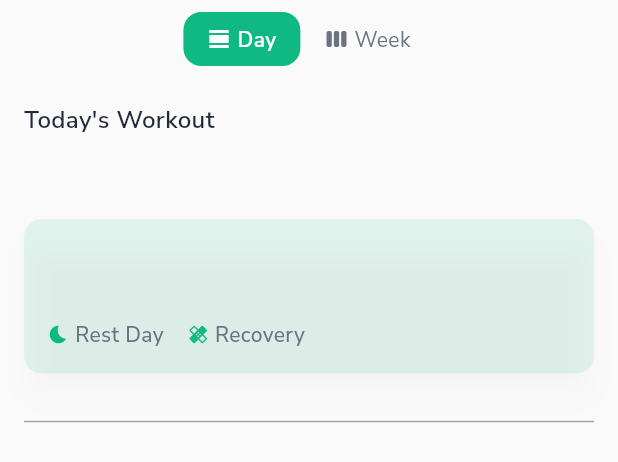
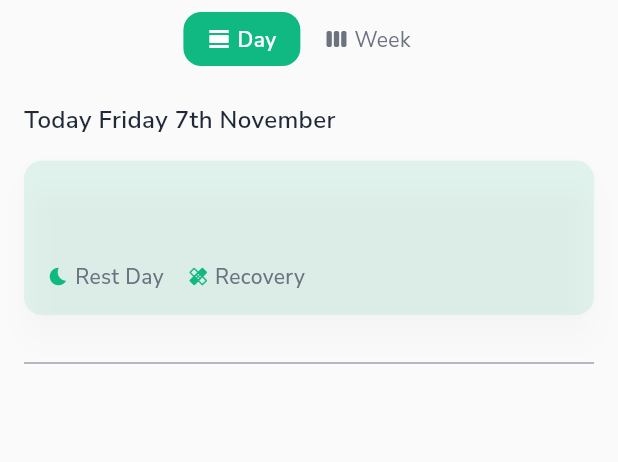
Before and after one commit to mahmoudal99/moctarnutrition, a Flutter app: the WeekViewWidget widget shown alone on an empty page, opened directly with empty values, on a phone screen of 412 x 824 dp. Shown: the top 462 px of the screen. Run offline on Flutter 3.47's test engine with Material 3 defaults, Android fonts, the phone set to English and light mode, and no system bars; our stand-ins replace auth_buttons, cached_network_image, cloud_firestore, confetti, firebase_auth, firebase_core and 18 more; missing offline and left inert: flutter_floating_bottom_bar, flutter_stripe, mobile_scanner, openfoodfacts; accounts and stored records are empty; project files that could hold a hidden picture were left out.

Commit message:
Improve workout screen design

```diff
--- a/lib/features/workouts/presentation/widgets/daily_workout_card.dart
+++ b/lib/features/workouts/presentation/widgets/daily_workout_card.dart
@@ -18,15 +18,6 @@ class DailyWorkoutCard extends StatelessWidget {
     return Column(
       crossAxisAlignment: CrossAxisAlignment.start,
       children: [
-        Text(
-          dailyWorkout.dayName,
-          style: AppTextStyles.bodyMedium.copyWith(
-            fontWeight: FontWeight.w600,
-            color:
-                isToday ? AppConstants.primaryColor : AppConstants.textPrimary,
-          ),
-        ),
-        const SizedBox(height: AppConstants.spacingM),
         Card(
           margin: const EdgeInsets.only(bottom: AppConstants.spacingS),
           elevation: 8,
--- a/lib/features/workouts/presentation/widgets/week_view_widget.dart
+++ b/lib/features/workouts/presentation/widgets/week_view_widget.dart
@@ -1,4 +1,5 @@
 import 'package:flutter/material.dart';
+import 'package:intl/intl.dart';
 import 'package:provider/provider.dart';
 import '../../../../core/constants/app_constants.dart';
 import '../../../../shared/models/workout_plan_model.dart';
@@ -26,6 +27,10 @@ class WeekViewWidget extends StatelessWidget {
 
   @override
   Widget build(BuildContext context) {
+    final now = DateTime.now();
+    final todayLabel =
+        '${DateFormat('EEEE').format(now)} ${now.day}${_getDaySuffix(now.day)} ${DateFormat('MMMM').format(now)}';
+
     return Consumer<WorkoutProvider>(
       builder: (context, workoutProvider, child) {
         return SafeArea(
@@ -49,7 +54,7 @@ class WeekViewWidget extends StatelessWidget {
                           if (todayWorkout != null &&
                               !workoutProvider.isEditMode) ...[
                             Text(
-                              "Today's Workout",
+                              'Today $todayLabel',
                               style: AppTextStyles.heading5.copyWith(
                                 fontWeight: FontWeight.w600,
                               ),
@@ -124,4 +129,23 @@ class WeekViewWidget extends StatelessWidget {
       },
     );
   }
+
+  String _getDaySuffix(int day) {
+    if (day < 1 || day > 31) {
+      return '';
+    }
+    if (day >= 11 && day <= 13) {
+      return 'th';
+    }
+    switch (day % 10) {
+      case 1:
+        return 'st';
+      case 2:
+        return 'nd';
+      case 3:
+        return 'rd';
+      default:
+        return 'th';
+    }
+  }
 }
```
Also changed, not shown: lib/features/meal_prep/presentation/screens/meal_prep_screen.dart (+3 -5 lines), lib/features/workouts/presentation/screens/workout_details_screen.dart (+6 -4 lines), lib/features/workouts/presentation/screens/workouts_screen.dart (+9 -1 lines).
